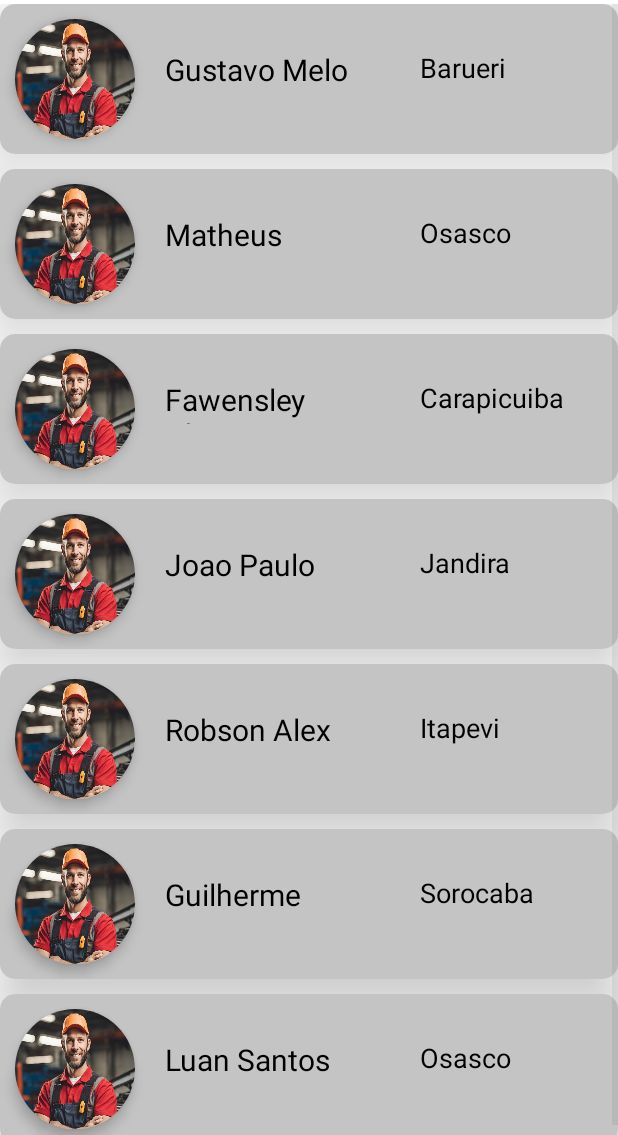
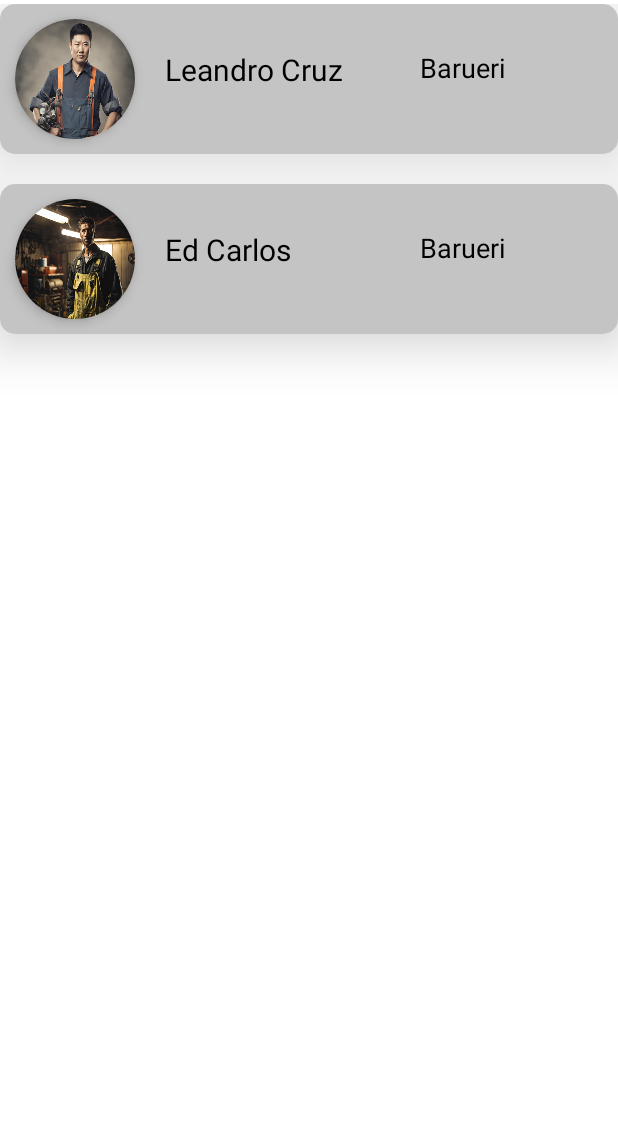
Before and after one commit to Gumelo023/SistemaMobileSOSMECANICO, an Android app: the CatalogoMecanicos screen opened directly, with no data from a screen before it, on a phone screen of 412 x 824 dp, the part 101-1236 px from its top. Run offline under Robolectric (Android 15) with nearby library versions, the light colour scheme and no system bars.

Commit message:
at final

```diff
--- a/app/src/main/java/com/tcc/tccmecanico/CatalogoMecanicos.java
+++ b/app/src/main/java/com/tcc/tccmecanico/CatalogoMecanicos.java
@@ -45,11 +45,11 @@ public class CatalogoMecanicos extends AppCompatActivity {
 
 
 
-        int[] imageList = {R.drawable.homemmecanico, R.drawable.homemmecanico, R.drawable.homemmecanico, R.drawable.homemmecanico,R.drawable.homemmecanico, R.drawable.homemmecanico, R.drawable.homemmecanico};
-        int[] descList = {R.string.pastaIngredients, R.string.maggiIngredients,R.string.cakeIngredients,R.string.pancakeIngredients,R.string.pizzaIngredients, R.string.burgerIngredients, R.string.JoaoDesc};
-        int[] numblist = {R.string.pastaDesc, R.string.maggieDesc, R.string.cakeDesc,R.string.pancakeDesc,R.string.pizzaDesc, R.string.burgerDesc, R.string.friesDesc};
-        String[] nameList = {"Gustavo Melo", "Matheus Santos", "Fawensley Charite", "Joao Paulo", "Robson Alex","Guilherme Xavier", "Luan Santos"};
-        String[] localList= {"Barueri", "Osasco", "Carapicuiba","Jandira", "Itapevi", "Sorocaba", "Osasco"};
+        int[] imageList = {R.drawable.mecanico_cruz, R.drawable.mecanico_ed};
+        int[] descList = {R.string.pastaIngredients, R.string.maggiIngredients};
+        int[] numblist = {R.string.pastaDesc, R.string.maggieDesc};
+        String[] nameList = {"Leandro Cruz", "Ed Carlos"};
+        String[] localList= {"Barueri", "Barueri", };
 
         for (int i = 0; i < imageList.length; i++){
             listData = new ListData(nameList[i], localList[i], descList[i], numblist[i], imageList[i]);
--- a/app/src/main/res/layout/activity_catalogo_mecanicos.xml
+++ b/app/src/main/res/layout/activity_catalogo_mecanicos.xml
@@ -31,7 +31,7 @@
             android:layout_height="match_parent"
             android:layout_marginTop="70dp"
             android:divider="@android:color/transparent"
-            android:dividerHeight="10.0sp"
+            android:dividerHeight="20dp"
             android:scrollbars="vertical"
             app:layout_constraintTop_toTopOf="@+id/retangulocatalogo"
             tools:listitem="@layout/activity_list_item" />
--- a/app/src/main/res/layout/nav_drawer.xml
+++ b/app/src/main/res/layout/nav_drawer.xml
@@ -108,7 +108,7 @@
             android:layout_width="wrap_content"
             android:layout_height="wrap_content"
             android:textColor="@color/dark"
-            android:text="Feedback"
+            android:text="Fale Conosco"
             android:textSize="20sp"
             android:drawableLeft="@drawable/baseline_feedback_satisfied_alt_24"
             android:drawablePadding="8dp"/>
--- a/app/src/main/res/values/strings.xml
+++ b/app/src/main/res/values/strings.xml
@@ -6,12 +6,12 @@
     <string name="search">Pesquisar</string>
 
     //gustavo
-    <string name="pastaIngredients">Olá, meu nome é Gustavo e sou mecânico automotivo há mais de 15 anos. Minha paixão por carros começou na infância, e desde então, dedico-me a diagnosticar e reparar veículos com precisão e cuidado.</string>
-    <string name="pastaDesc"> 11 98849-1368</string>
+    <string name="pastaIngredients"> Olá, meu nome é Leandro Cruz e sou mecânico automotivo há mais de 15 anos</string>
+    <string name="pastaDesc"> 11 988498899</string>
 
     //matheus
-    <string name="maggiIngredients">Olá, meu nome é Matheus e sou mecânico automotivo há mais de 15 anos. Minha paixão por carros começou na infância, e desde então, dedico-me a diagnosticar e reparar veículos com precisão e cuidado.</string>
-    <string name="maggieDesc">11 44444-4444</string>
+    <string name="maggiIngredients">Olá, meu nome é Ed Carlos e sou mecânico automotivo há mais de 30 anos</string>
+    <string name="maggieDesc">11 954498239</string>
 
     //fawensley
     <string name="cakeIngredients">Olá, meu nome é Fawensley e sou mecânico automotivo há mais de 15 anos. Minha paixão por carros começou na infância, e desde então, dedico-me a diagnosticar e reparar veículos com precisão e cuidado.</string>
```
Also changed, not shown: app/src/main/java/com/tcc/tccmecanico/FeedbackActivity.java (+0 -43 lines), app/src/main/res/layout/activity_feedback.xml (+4 -5 lines), app/src/main/res/drawable/mecanico_cruz.png (added), app/src/main/res/drawable/mecanico_ed.png (added).
